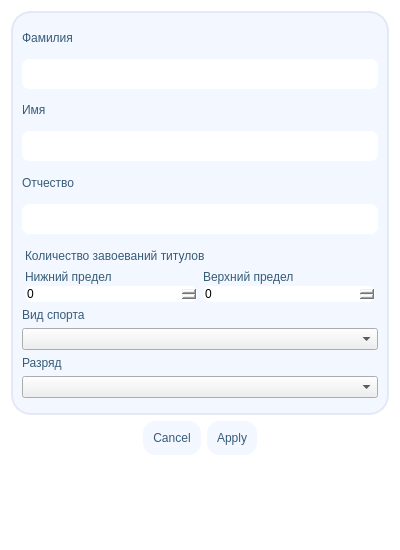
Qt form athletes_list_manager_app/src/interface/search_delete_dialog.ui (dBurbas/my-education) before a commit.
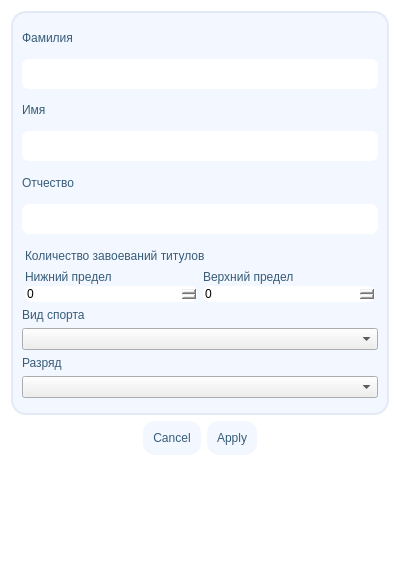
The same form after that commit.

The edit to the form file:
```diff
--- a/athletes_list_manager_app/src/interface/search_delete_dialog.ui
+++ b/athletes_list_manager_app/src/interface/search_delete_dialog.ui
@@ -7,13 +7,13 @@
     <x>0</x>
     <y>0</y>
     <width>400</width>
-    <height>550</height>
+    <height>570</height>
    </rect>
   </property>
   <property name="minimumSize">
    <size>
     <width>400</width>
-    <height>550</height>
+    <height>570</height>
    </size>
   </property>
   <property name="windowTitle">
@@ -30,7 +30,7 @@
 }
 QFrame#fields {
 	background-color:#F3F7FF;
-	border-radius: 20%;
+	border-radius: 15%;
 	border: 2px solid #E3E9F5;
 }
 QPushButton {
```
